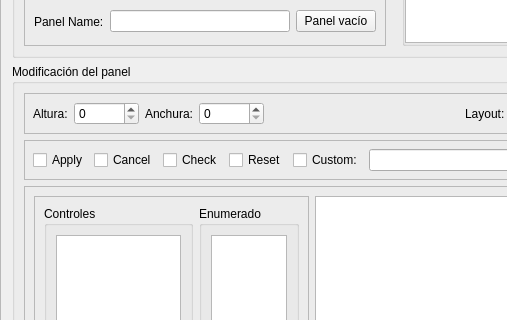
Qt form src/gui/GeneratorPanel.ui (jbarceloperez/generadores) before a commit; both pictures show x 0 to 507 and y 100 to 420 of the 750 by 560 pixel window.
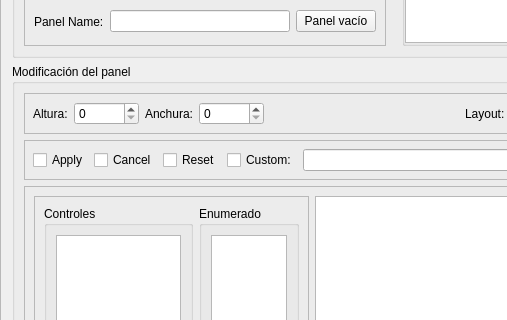
The same form after that commit.

Commit message: udpated logger class

Diff of the .ui file:
```diff
--- a/src/gui/GeneratorPanel.ui
+++ b/src/gui/GeneratorPanel.ui
@@ -380,13 +380,6 @@
            </property>
           </widget>
          </item>
-         <item>
-          <widget class="QCheckBox" name="cb_check">
-           <property name="text">
-            <string>Check</string>
-           </property>
-          </widget>
-         </item>
          <item>
           <widget class="QCheckBox" name="cb_reset">
            <property name="text">
```
The commit also changes 21 other files.
